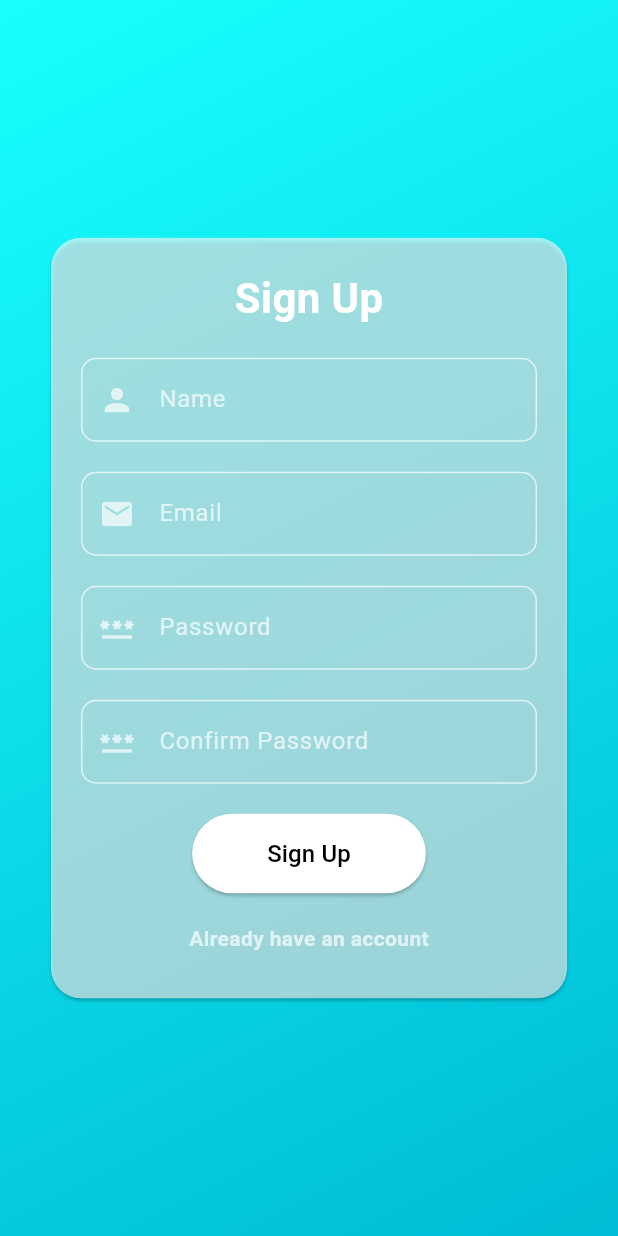
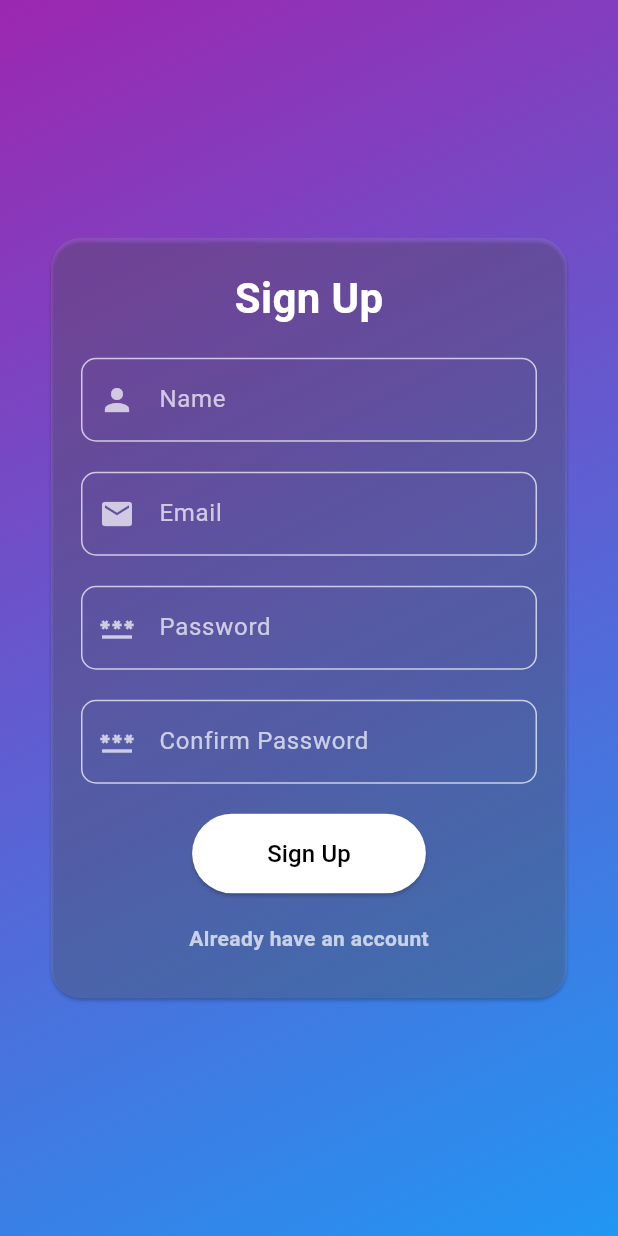
Before and after one commit to psjhimanshu/activity_tracker, a Flutter app: the screen it shows after launch, after a tap on "Don't have an account? Register", on a phone screen of 412 x 824 dp. Run offline on Flutter 3.47's test engine with Material 3 defaults, Android fonts, the phone set to English and light mode, and no system bars; our stand-ins replace audioplayers, cloud_firestore, firebase_auth, firebase_core, get, shared_preferences and 1 more; accounts and stored records are empty.

Commit message:
login
login and signup is completed

```diff
--- a/lib/Screens/Login_Screen.dart
+++ b/lib/Screens/Login_Screen.dart
@@ -18,6 +18,7 @@ class _LoginScreenState extends State<LoginScreen> {
   final FirebaseAuth _auth = FirebaseAuth.instance;
   bool _isLoading = false;
   bool _rememberMe = false;
+  bool _obscureText=true;
 
   @override
   void initState() {
@@ -76,7 +77,6 @@ class _LoginScreenState extends State<LoginScreen> {
 
       _emailController.clear();
       _passwordController.clear();
-
 
       Get.off(() =>  MainScreen());
     } on FirebaseAuthException catch (e) {
@@ -187,11 +187,21 @@ class _LoginScreenState extends State<LoginScreen> {
                       const SizedBox(height: 20),
                       TextField(
                         controller: _passwordController,
-                        obscureText: true,
+                        obscureText: _obscureText,
                         decoration: InputDecoration(
                           labelText: "Password",
                           labelStyle: const TextStyle(color: Colors.white70),
                           prefixIcon: const Icon(Icons.password, color: Colors.white70),
+                          suffixIcon: IconButton(
+                            onPressed: (){
+                            setState(() {
+                              _obscureText=!_obscureText;
+                            });
+                          },
+                            icon:Icon( _obscureText? Icons.visibility_off:Icons.visibility,
+                          color: Colors.white70,
+                            )
+                            ),
                           enabledBorder: OutlineInputBorder(
                             borderRadius: BorderRadius.circular(10),
                             borderSide: const BorderSide(color: Colors.white70),
--- a/lib/Screens/SignUp_Screen.dart
+++ b/lib/Screens/SignUp_Screen.dart
@@ -125,7 +125,7 @@ class _SignupScreenState extends State<SignupScreen> {
       body: Container(
         decoration: const BoxDecoration(
           gradient: LinearGradient(
-            colors: [Colors.cyanAccent, Colors.cyan],
+            colors: [Colors.purple, Colors.blue],
             begin: Alignment.topLeft,
             end: Alignment.bottomRight,
           ),
@@ -134,7 +134,7 @@ class _SignupScreenState extends State<SignupScreen> {
           child: Padding(
             padding: const EdgeInsets.symmetric(horizontal: 30.0),
             child: Card(
-              color: Colors.white.withOpacity(0.6),
+              color: Colors.white.withOpacity(0.1),
               shape: RoundedRectangleBorder(borderRadius: BorderRadius.circular(20)),
               child: Padding(
                 padding: const EdgeInsets.all(20.0),
--- a/lib/Screens/StatsScreen.dart
+++ b/lib/Screens/StatsScreen.dart
@@ -461,8 +461,10 @@ class _ActivityBarChartState extends State<ActivityBarChart> {
           textStyle:
               TextStyle(color: Colors.white, fontSize: 12), // Better contrast
         ),
-        onPointLongPress: (ChartPointDetails details) {
-          _onBarTap(details, activity); // Your existing handler
+
+        onPointTap: (ChartPointDetails details) {
+          if(details.pointIndex!=null)
+          _onBarTap(details, activity); // Pass activity name manually
         },
       );
     }).toList();
```
Also changed, not shown: lib/Screens/HomeScreen.dart (+50 -13 lines), 4 other files.
